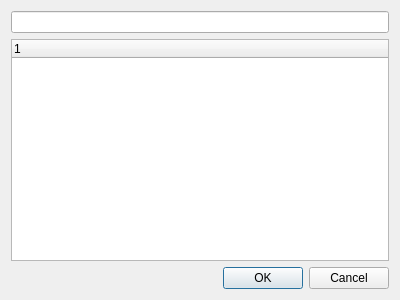
The window that src/ARM_OD_viewCore/UAV/blaperehvatdialog.ui (nevaeh82/arm_od) describes before a commit, drawn with Qt 5.
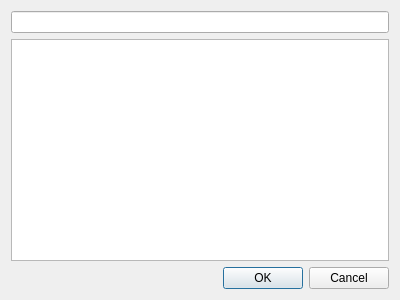
The same window after the commit.

The edit to the form file:
```diff
--- a/src/ARM_OD_viewCore/UAV/blaperehvatdialog.ui
+++ b/src/ARM_OD_viewCore/UAV/blaperehvatdialog.ui
@@ -19,6 +19,9 @@
    </item>
    <item>
     <widget class="QTreeWidget" name="bplaTreeWidget">
+     <attribute name="headerVisible">
+      <bool>false</bool>
+     </attribute>
      <column>
       <property name="text">
        <string notr="true">1</string>
```
Left out of the diff: 6 changed lines with no effect on the pictures.
